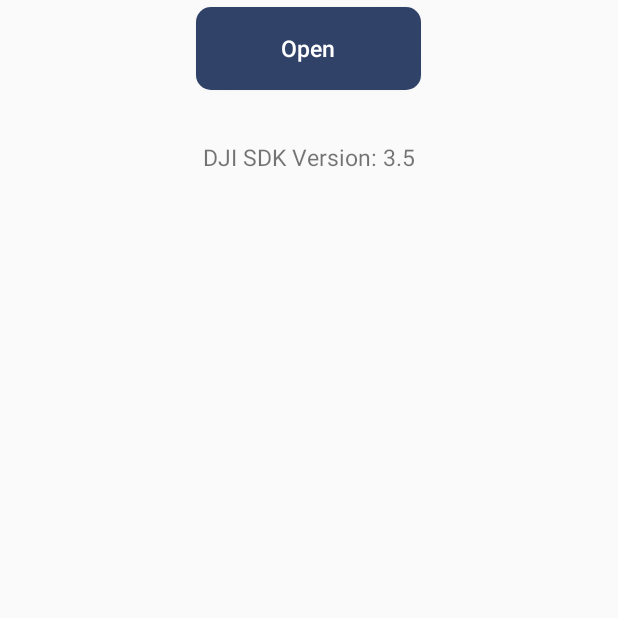
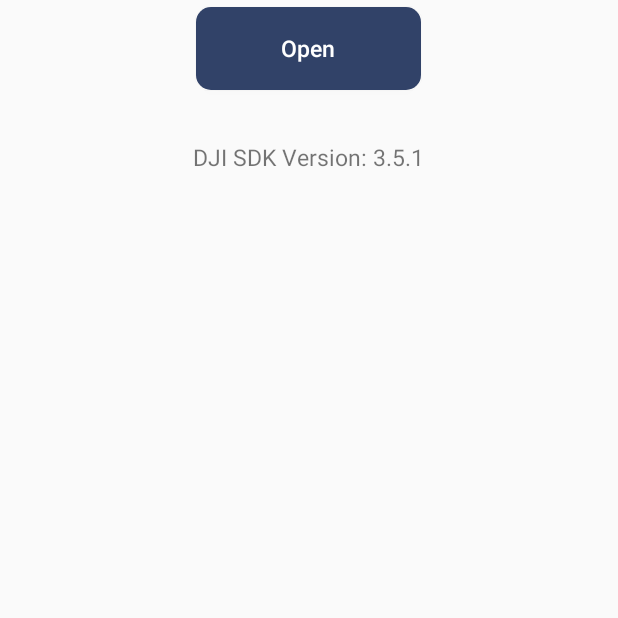
Before and after one commit to mobile1211/Android-Mobile-SDK, an Android app: the screen it shows after launch (MainActivity), on a phone screen of 412 x 824 dp, the part 618-1236 px from its top. Run offline under Robolectric (Android 15) with nearby library versions, the light colour scheme and no system bars; libraries missing offline, so code that uses them is left out: dji.common.error, dji.sdk.base, dji.sdk.products, dji.sdk.sdkmanager; 6 statements that could not run were skipped.

Commit message:
Update SDK Version in the Sample App.

```diff
--- a/Sample Code/app/src/main/res/values/strings.xml
+++ b/Sample Code/app/src/main/res/values/strings.xml
@@ -2,7 +2,7 @@
     <string name="app_name">DJI SDK Sample</string>
     <string name="action_settings">Settings</string>
 
-    <string name="sdk_version">DJI SDK Version: 3.5</string>
+    <string name="sdk_version">DJI SDK Version: 3.5.1</string>
 
     <!-- Main activity UI string -->
     <string name="connection_loose">Status: No Product Connected</string>
```
